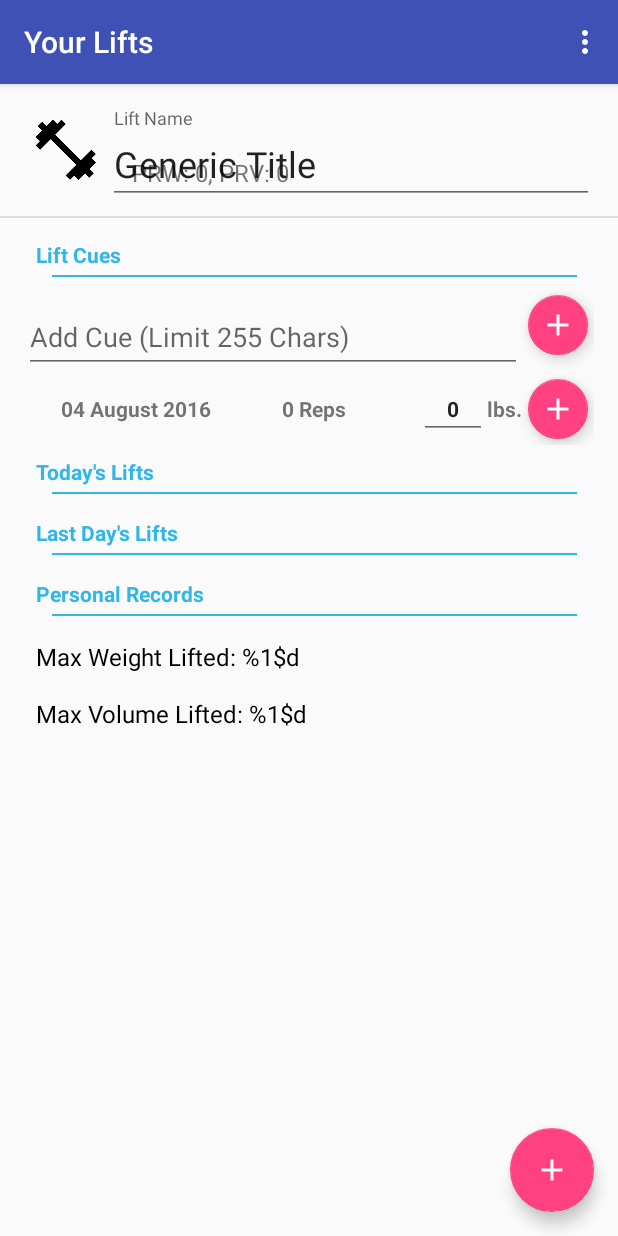
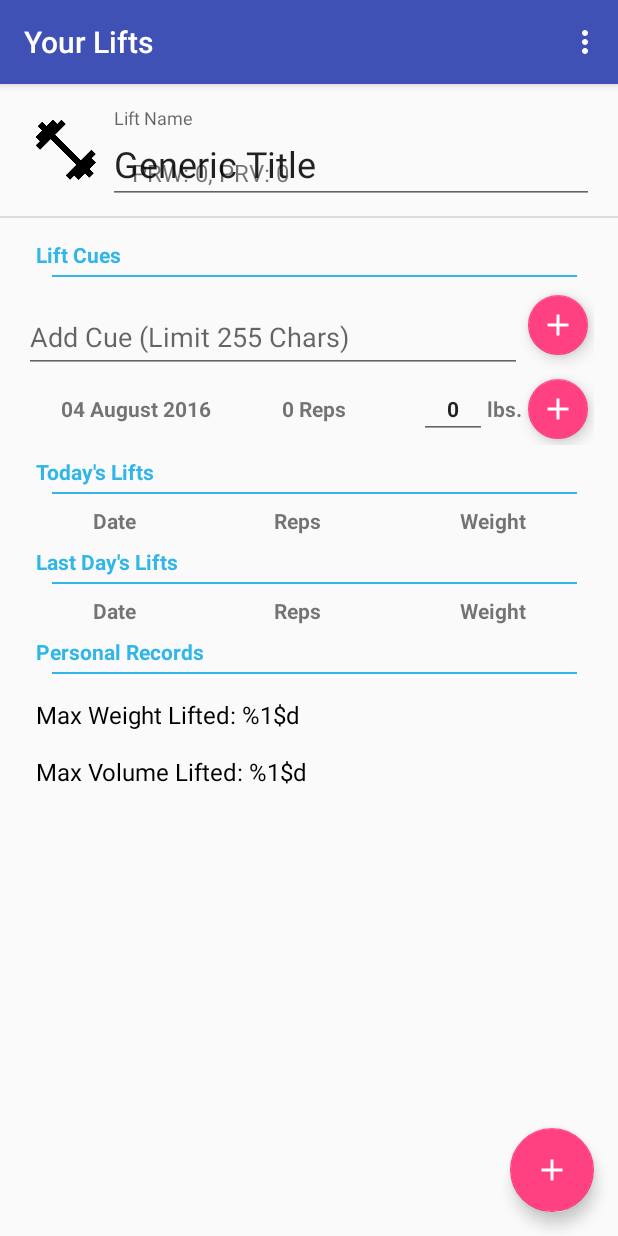
Before and after one commit to SinOverCos/CueLift, an Android app: the fragment LiftFragment placed in its activity, on a phone screen of 412 x 824 dp. Run offline under Robolectric (Android 15) with nearby library versions, the phone set to English and light mode, and no system bars; 5 statements that could not run were skipped.

Commit message:
able to add and show sets

```diff
--- a/app/src/main/java/me/tanwang/cuelift/LiftDatabaseHelper.java
+++ b/app/src/main/java/me/tanwang/cuelift/LiftDatabaseHelper.java
@@ -150,7 +150,7 @@ public class LiftDatabaseHelper extends SQLiteOpenHelper {
 
     public SetCursor querySets(long liftId) {
         // select * from TABLE_SET WHERE SET_LIFT_ID=liftId order by CUE_ID asc
-        Cursor wrapped = getReadableDatabase().query(TABLE_SET, null, SET_LIFT_ID + "=" + liftId, null, null, null, SET_DATE + " asc");
+        Cursor wrapped = getReadableDatabase().query(TABLE_SET, null, SET_LIFT_ID + "=" + liftId, null, null, null, SET_DATE + " desc");
         return new SetCursor(wrapped);
     }
 
--- a/app/src/main/java/me/tanwang/cuelift/LiftFragment.java
+++ b/app/src/main/java/me/tanwang/cuelift/LiftFragment.java
@@ -121,7 +121,7 @@ public class LiftFragment extends Fragment implements LoaderManager.LoaderCallba
         }
     }
 
-    private int findRepsFromTextView(String text) {
+    private int findRepsFromText(String text) {
         String[] split = text.split(" ");
         if (split.length != 2) {
             Log.e(TAG, "Either text is bad, or failed to split properly: " + text);
@@ -208,7 +208,7 @@ public class LiftFragment extends Fragment implements LoaderManager.LoaderCallba
             @Override
             public void onClick(View v) {
                 FragmentManager fragmentManager = getActivity().getFragmentManager();
-                int currentReps = findRepsFromTextView(repPickerTextView.getText().toString());
+                int currentReps = findRepsFromText(repPickerTextView.getText().toString());
                 RepDialogFragment repDialogFragment = RepDialogFragment.newInstance(currentReps);
                 repDialogFragment.setTargetFragment(LiftFragment.this, REQUEST_REPS);
                 repDialogFragment.show(fragmentManager, getResources().getString(R.string.reps));
@@ -220,7 +220,7 @@ public class LiftFragment extends Fragment implements LoaderManager.LoaderCallba
             public void onClick(View v) {
                 weightEditText.clearFocus();
                 liftManager.insertSet(new Set(datePickerTextView.getText().toString(),
-                                                Integer.parseInt(repPickerTextView.getText().toString()),
+                                                findRepsFromText(repPickerTextView.getText().toString()),
                                                 Integer.parseInt(weightEditText.getText().toString()),
                                                 lift.getId()));
                 reloadSets();
@@ -293,7 +293,7 @@ public class LiftFragment extends Fragment implements LoaderManager.LoaderCallba
 
     private void reloadSets() {
         Log.i(TAG, "LiftFragment#reloadSets called");
-        //getLoaderManager().restartLoader(ID_LOAD_SETS, setLoadPrep(), this);
+        getLoaderManager().restartLoader(ID_LOAD_SETS, setLoadPrep(), this);
     }
 
     @Override
@@ -327,16 +327,22 @@ public class LiftFragment extends Fragment implements LoaderManager.LoaderCallba
 
     @Override
     public Loader<Cursor> onCreateLoader(int id, Bundle args) {
-        long liftId = args.getLong(CUE_LIFT_ID, -1);
-        if (liftId == -1) Log.e(TAG, "LIFT'S LIFT ID CAME BACK AS -1");
+        long liftId;
+        if (id == ID_LOAD_CUES) {
+            liftId = args.getLong(CUE_LIFT_ID, -1);
+            if (liftId == -1) Log.e(TAG, "LIFT'S LIFT ID CAME BACK AS -1 (CUE_LIFT_ID)");
+        } else if (id == ID_LOAD_SETS) {
+            liftId = args.getLong(SET_LIFT_ID, -1);
+            if (liftId == -1) Log.e(TAG, "LIFT'S LIFT ID CAME BACK AS -1 (SET_LIFT_ID)");
+        } else {
+            Log.e(TAG, "UNRECOGNIZED ID FOR LOAD REQUEST");
+            return null;
+        }
 
         if (id == ID_LOAD_CUES) {
             return new CueCursorLoader(getActivity(), liftId);
-        } else if (id == ID_LOAD_SETS) {
+        } else {
             return new SetCursorLoader(getActivity(), liftId);
-        } else {
-            Log.e(TAG, "UNRECOGNIZED ID FOR LOAD REQUEST");
-            return null;
         }
     }
 
@@ -381,6 +387,11 @@ public class LiftFragment extends Fragment implements LoaderManager.LoaderCallba
     }
 
     private void applyLoadedSets(Cursor cursor) {
+        View header1 = getActivity().getLayoutInflater().inflate(R.layout.table_header, null);
+        View header2 = getActivity().getLayoutInflater().inflate(R.layout.table_header, null);
+        todaysLifts.addView(header1);
+        lastDaysLifts.addView(header2);
+
         if (setCursor != null) setCursor.close();
         setCursor = (LiftDatabaseHelper.SetCursor) cursor;
         Log.i(TAG, "Loaded " + setCursor.getCount() + " sets");
--- a/app/src/main/res/layout/fragment_lift.xml
+++ b/app/src/main/res/layout/fragment_lift.xml
@@ -165,8 +165,11 @@ Ideas:
                     style="@style/ListSeparator"
                     android:text="@string/todays_lifts"/>
 
-                <include android:id="@+id/todays_lifts"
-                    layout="@layout/table_with_header_past_lifts" />
+                <TableLayout android:id="@+id/todays_lifts"
+                    android:layout_width="match_parent"
+                    android:layout_height="wrap_content">
+
+                </TableLayout>
 
             </LinearLayout>
 
@@ -176,8 +179,11 @@ Ideas:
                     style="@style/ListSeparator"
                     android:text="@string/last_days_lifts" />
 
-                <include android:id="@+id/last_days_lifts"
-                    layout="@layout/table_with_header_past_lifts" />
+                <TableLayout android:id="@+id/last_days_lifts"
+                    android:layout_width="match_parent"
+                    android:layout_height="wrap_content">
+
+                </TableLayout>
 
             </LinearLayout>
 
--- a/app/src/main/res/layout/row_lift.xml
+++ b/app/src/main/res/layout/row_lift.xml
@@ -1,5 +1,6 @@
 <?xml version="1.0" encoding="utf-8"?>
-<TableRow xmlns:android="http://schemas.android.com/apk/res/android">
+<TableRow xmlns:android="http://schemas.android.com/apk/res/android"
+    android:layout_marginBottom="@dimen/inner_margins">
     <TextView android:id="@+id/date_cell_text_view"
         android:text="@string/generic_title"
         style="@style/LiftHistoryTableCell" />
--- /dev/null
+++ b/app/src/main/res/layout/table_header.xml
@@ -0,0 +1,13 @@
+<?xml version="1.0" encoding="utf-8"?>
+<TableRow xmlns:android="http://schemas.android.com/apk/res/android"
+    android:layout_marginBottom="@dimen/table_header_separator">
+    <TextView
+        style="@style/LiftHistoryTableHeader"
+        android:text="@string/date"/>
+    <TextView
+        style="@style/LiftHistoryTableHeader"
+        android:text="@string/reps"/>
+    <TextView
+        style="@style/LiftHistoryTableHeader"
+        android:text="@string/weight"/>
+</TableRow>
```
Also changed, not shown: app/src/main/res/layout/table_with_header_past_lifts.xml (deleted, +0 -19 lines).
